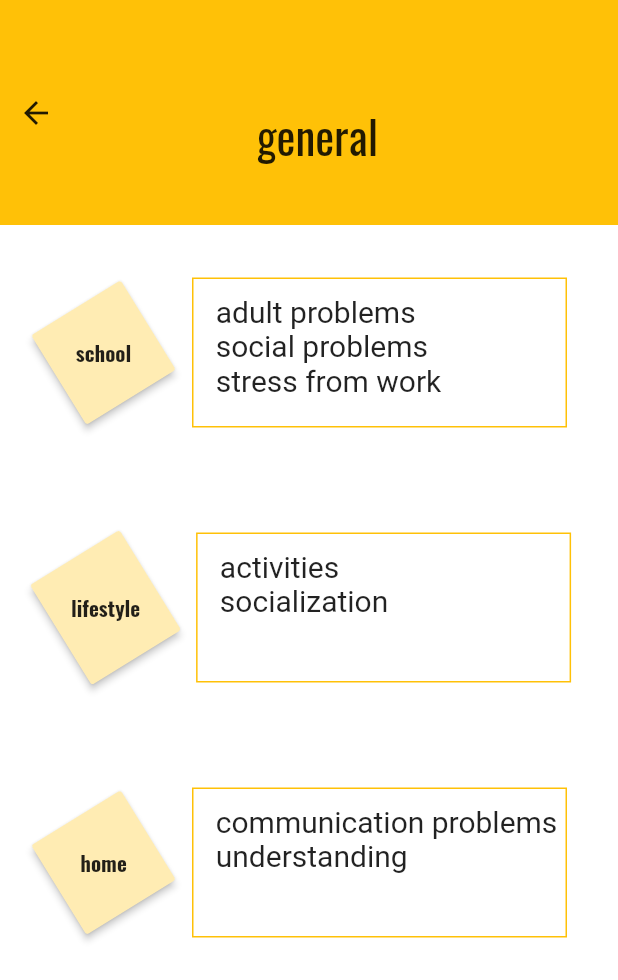
After one commit to dinocoder/kaiserproject, a Flutter app: the General screen opened by its route, on a phone screen of 412 x 824 dp. The commit adds this screen. Shown: the top 980 px of the screen. Run offline on Flutter 3.47's test engine with Material 2 defaults, Android fonts, the phone set to English and light mode, and no system bars; missing offline and left inert: dart:js.

Commit message:
Ayric and I set up most of the general,forum,resources,and all about you  visuals

```diff
--- /dev/null
+++ b/kaiserproject/lib/general.dart
@@ -0,0 +1,229 @@
+
+import 'package:flutter/material.dart';
+
+class General extends StatelessWidget {
+  @override
+  Widget build(BuildContext context) {
+    return Scaffold(
+        backgroundColor: Colors.white,
+        body:Column(
+          crossAxisAlignment: CrossAxisAlignment.start,
+          children: <Widget>[
+            Container(
+              color: Colors.amber,
+              height:150,
+              width: 420,
+              child: Row(
+                mainAxisAlignment: MainAxisAlignment.spaceBetween,
+                children: <Widget>[
+                  IconButton(
+                    onPressed: (){}, icon:Icon(Icons.arrow_back),
+                  ),
+                  Padding(
+                    padding: const EdgeInsets.fromLTRB(10.0,50,160,20),
+                    child: Container(
+                      child: Text('general', style: TextStyle(
+                        fontFamily:'Oswald',
+                        fontSize:30.0,
+                      ),
+                      ),
+                    ),
+                  ),
+
+                ],
+              ),
+            ),
+
+
+            Padding(
+              padding: const EdgeInsets.fromLTRB(10,35,10,35),
+              child: Row(
+                mainAxisAlignment: MainAxisAlignment.spaceEvenly,
+                children: <Widget>[
+                  Transform.rotate(
+                    angle: 45,
+                    child: MaterialButton(
+                      color: Colors.amber[100],
+                      onPressed: (){
+                        Navigator.pushNamed(context, '/school');
+                      },
+                      minWidth: 70,
+                      height: 70,
+                      child: Transform.rotate(
+                        angle:-45,
+                        child:Text(
+                          'school',
+                          style: TextStyle(fontFamily: 'Oswald',
+                            fontWeight: FontWeight.bold,
+                          ),
+                        ),
+                      ),
+                    ),
+                  ),
+                  Container(
+                    decoration: BoxDecoration(
+                      border: Border.all(
+                        color: Colors.amber,
+                      ),
+                    ),
+                    height: 100,
+                    width: 250,
+                    child: Column(
+                      crossAxisAlignment: CrossAxisAlignment.start,
+                      children: <Widget>[
+                        Padding(
+                          padding: EdgeInsets.fromLTRB(60, 5, 60, 5),
+                        ),
+                        Text(
+                          '   adult problems',
+                          style: TextStyle(
+                            fontSize: 20,
+                          ),
+                        ),
+                        Text(
+                          '   social problems',
+                          style: TextStyle(
+                            fontSize: 20,
+                          ),
+                        ),
+                        Text(
+                          '   stress from work',
+                          style: TextStyle(
+                            fontSize: 20,
+                          ),
+                        ),
+                      ],
+                    ),
+                  ),
+                ],
+              ),
+            ),
+            Padding(
+              padding: const EdgeInsets.fromLTRB(10,35,10,35),
+              child: Row(
+                mainAxisAlignment: MainAxisAlignment.spaceEvenly,
+                children: <Widget>[
+                  Transform.rotate(
+                    angle: 45,
+                    child: MaterialButton(
+                      color: Colors.amber[100],
+                      onPressed: (){
+                        Navigator.pushNamed(context, '/school');
+                      },
+                      minWidth: 70,
+                      height: 70,
+                      child: Transform.rotate(
+                        angle:-45,
+                        child:Text(
+                          'lifestyle',
+                          style: TextStyle(fontFamily: 'Oswald',
+                            fontWeight: FontWeight.bold,
+                          ),
+                        ),
+                      ),
+                    ),
+                  ),
+                  Container(
+                    decoration: BoxDecoration(
+                      border: Border.all(
+                        color: Colors.amber,
+                      ),
+                    ),
+                    height: 100,
+                    width: 250,
+                    child: Column(
+                      crossAxisAlignment: CrossAxisAlignment.start,
+                      children: <Widget>[
+                        Padding(
+                          padding: EdgeInsets.fromLTRB(60, 5, 60, 5),
+                        ),
+                        Text(
+                          '   activities',
+                          style: TextStyle(
+                            fontSize: 20,
+                          ),
+                        ),
+                        Text(
+                          '   socialization',
+                          style: TextStyle(
+                            fontSize: 20,
+                          ),
+                        ),
+                      ],
+                    ),
+                  ),
+                ],
+              ),
+            ),
+
+
+
+            Padding(
+              padding: const EdgeInsets.fromLTRB(10,35,10,35),
+              child: Row(
+                mainAxisAlignment: MainAxisAlignment.spaceEvenly,
+                children: <Widget>[
+                  Transform.rotate(
+                    angle: 45,
+                    child: MaterialButton(
+                      color: Colors.amber[100],
+                      onPressed: (){
+                        Navigator.pushNamed(context, '/school');
+                      },
+                      minWidth: 70,
+                      height: 70,
+                      child: Transform.rotate(
+                        angle:-45,
+                        child:Text(
+                          'home',
+                          style: TextStyle(fontFamily: 'Oswald',
+                            fontWeight: FontWeight.bold,
+                          ),
+                        ),
+                      ),
+                    ),
+                  ),
+                  Container(
+                    decoration: BoxDecoration(
+                      border: Border.all(
+                        color: Colors.amber,
+                      ),
+                    ),
+                    height: 100,
+                    width: 250,
+                    child: Column(
+                      crossAxisAlignment: CrossAxisAlignment.start,
+                      children: <Widget>[
+                        Padding(
+                          padding: EdgeInsets.fromLTRB(60, 5, 60, 5),
+                        ),
+                        Text(
+                          '   communication problems',
+                          style: TextStyle(
+                            fontSize: 20,
+                          ),
+                        ),
+                        Text(
+                          '   understanding',
+                          style: TextStyle(
+                            fontSize: 20,
+                          ),
+                        ),
+                      ],
+                    ),
+                  ),
+                ],
+              ),
+            ),
+
+          ],
+        )
+    );
+
+
+
+
+
+
+  }
+}
--- a/kaiserproject/lib/main.dart
+++ b/kaiserproject/lib/main.dart
@@ -6,6 +6,10 @@ import 'package:kaiserproject/sign_in.dart';
 import 'package:kaiserproject/sign_up.dart';
 import 'package:kaiserproject/new_chat.dart';
 import 'package:kaiserproject/contact_us.dart';
+import 'package:kaiserproject/open_chats.dart';
+import 'package:kaiserproject/all_about_you.dart';
+import 'package:kaiserproject/resources.dart';
+import 'package:kaiserproject/general.dart';
 
 
 void main() => runApp(MaterialApp(
@@ -17,5 +21,9 @@ void main() => runApp(MaterialApp(
     '/new chat':(context) => NewChat(),
     '/survey':(context)=> Survey(),
     '/contact us':(context) => ContactUs(),
+    '/open chats':(context) => OpenChats(),
+    '/all about you':(context)=> AllAboutYou(),
+    '/resources':(context)=> Resources(),
+    '/general':(context)=>General(),
   },
 ));
```
Also changed, not shown: kaiserproject/lib/all_about_you.dart (added, +150 -0 lines), kaiserproject/lib/open_chats.dart (added, +88 -0 lines), kaiserproject/lib/resources.dart (added, +77 -0 lines), kaiserproject/lib/sign_in.dart (+28 -3 lines), kaiserproject/lib/sign_up.dart (+31 -7 lines), kaiserproject/lib/start.dart (+19 -4 lines).
